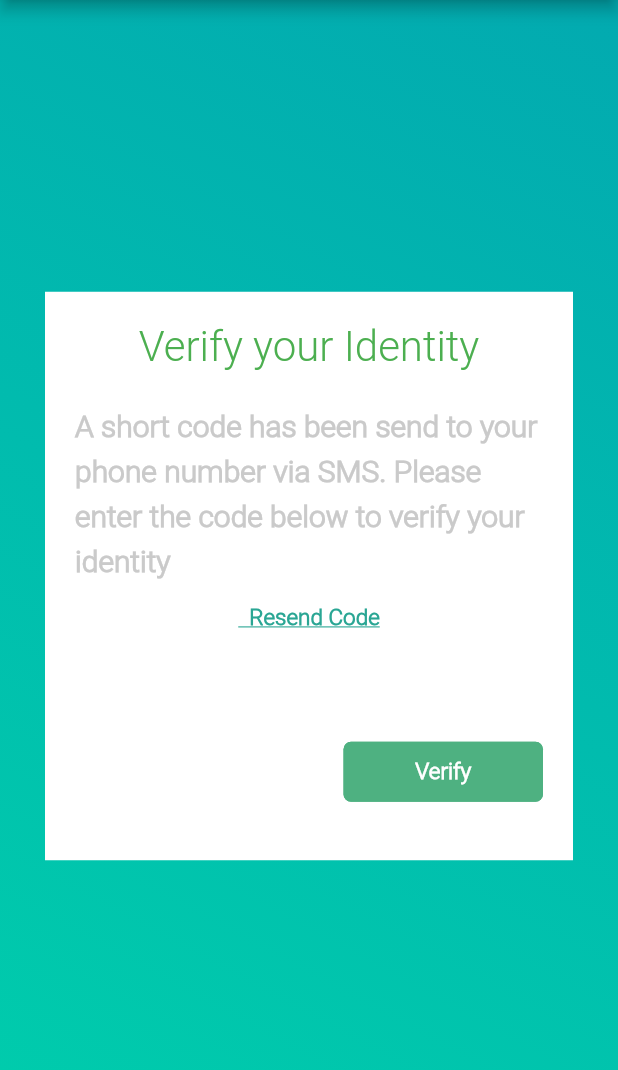
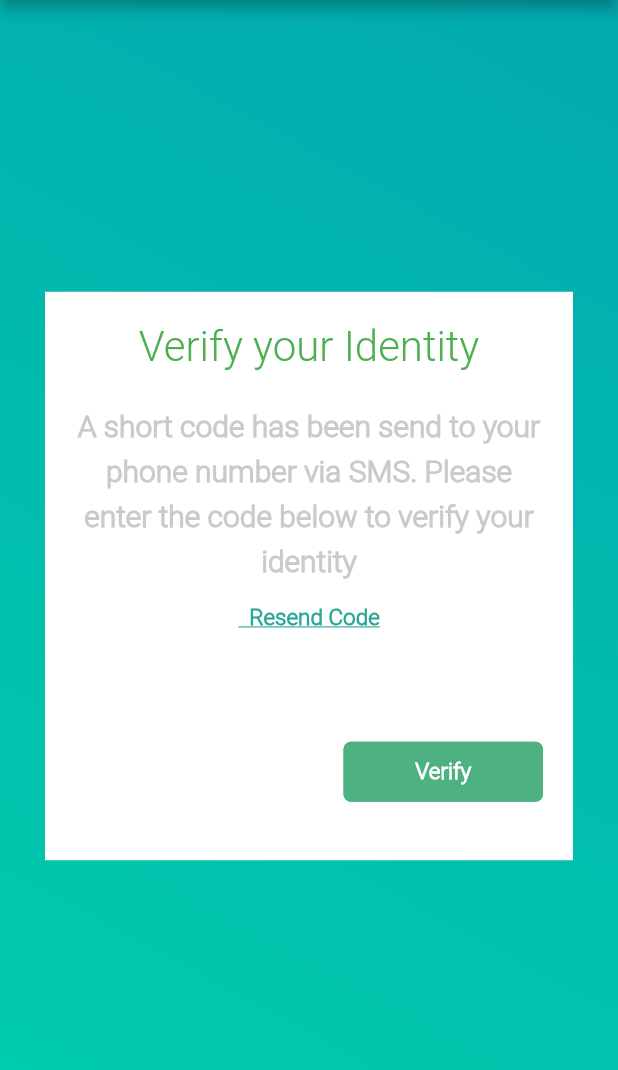
Before and after one commit to silvereds/highway, a Flutter app: the VerifyIdentity screen opened directly, on a phone screen of 412 x 824 dp, the part 84-1154 px from its top. Run offline on Flutter 3.47's test engine with Material 2 defaults, Android fonts, the phone set to English and light mode, and no system bars; our stand-ins replace device_preview, intl_phone_number_input.

Commit message:
adjust text on screens

```diff
--- a/lib/Login_views/Verify_identity.dart
+++ b/lib/Login_views/Verify_identity.dart
@@ -57,7 +57,7 @@ class _VerifyIdentityState extends State<VerifyIdentity> {
                       ),
                          SizedBox(height: 20),
 
-                      Text("A short code has been send to your phone number via SMS. Please enter the code below to verify your identity",   style: TextStyle(color: ThemeColors.VerifyIdentityText, fontSize: 20,  height: 1.5,fontFamily: 'Roboto', fontWeight: FontWeight.bold, ),     textAlign: TextAlign.start, ),
+                      Text("A short code has been send to your phone number via SMS. Please enter the code below to verify your identity",   style: TextStyle(color: ThemeColors.VerifyIdentityText, fontSize: 20,  height: 1.5,fontFamily: 'Roboto', fontWeight: FontWeight.bold, ),     textAlign: TextAlign.center, ),
 
                        SizedBox(height: 15),
                             Center(
```
